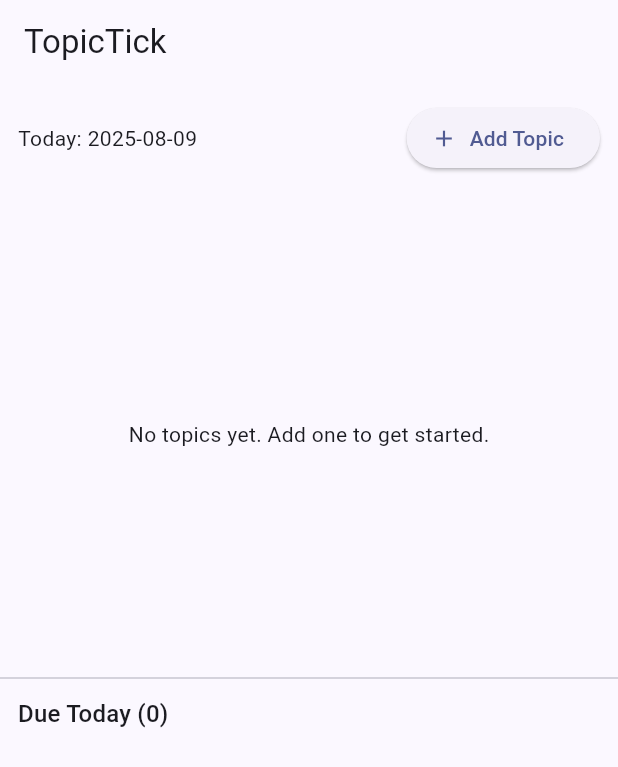
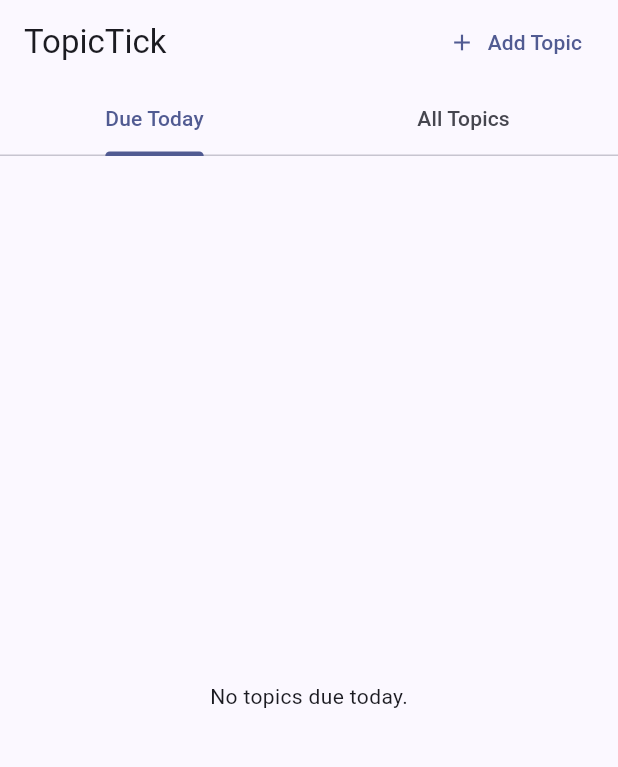
Before and after one commit to asad-shaik-md/TopicTick, a Flutter app: the screen it shows after launch, on a phone screen of 412 x 824 dp. Shown: the top 767 px of the screen. Run offline on Flutter 3.47's test engine with Material 3 defaults, Android fonts, the phone set to English and light mode, and no system bars; our stand-ins replace flutter_local_notifications, hive, hive_flutter, timezone; accounts and stored records are empty.

Commit message:
feat: Add tabbed navigation for topics and enhance UI for due topics

```diff
--- a/lib/app.dart
+++ b/lib/app.dart
@@ -121,26 +121,48 @@ class _HomePageState extends State<HomePage> {
     final provider = context.watch<TopicProvider>();
     final topics = provider.topics;
 
-    return Scaffold(
-      appBar: AppBar(title: const Text('TopicTick')),
-      body: Column(
-        children: [
-          Padding(
-            padding: const EdgeInsets.all(12.0),
-            child: Row(
-              children: [
-                Text('Today: ${DateTime.now().toLocal().toString().split(' ').first}'),
-                const Spacer(),
-                ElevatedButton.icon(
+    return DefaultTabController(
+      length: 2,
+      child: Scaffold(
+        appBar: AppBar(
+          title: const Text('TopicTick'),
+          bottom: const TabBar(
+            tabs: [
+              Tab(text: 'Due Today'),
+              Tab(text: 'All Topics'),
+            ],
+          ),
+          actions: [
+            TextButton.icon(
               onPressed: () => _showAddDialog(context),
               icon: const Icon(Icons.add),
               label: const Text('Add Topic'),
             ),
+            const SizedBox(width: 8),
           ],
         ),
+        body: TabBarView(
+          children: [
+            // Due Today tab
+            provider.dueToday.isEmpty
+                ? const Center(child: Text('No topics due today.'))
+                : ListView.builder(
+                    itemCount: provider.dueToday.length,
+                    itemBuilder: (context, index) {
+                      final t = provider.dueToday[index];
+                      return ListTile(
+                        title: Text(t.name),
+                        subtitle: Text('Due: ${_fmtDate(t.nextDueDate!)}'),
+                        trailing: TextButton(
+                          onPressed: () => provider.markDone(t),
+                          child: const Text('Done'),
                         ),
-          Expanded(
-            child: topics.isEmpty
+                      );
+                    },
+                  ),
+
+            // All Topics tab
+            topics.isEmpty
                 ? const Center(child: Text('No topics yet. Add one to get started.'))
                 : SingleChildScrollView(
                     child: DataTable(
@@ -163,61 +185,19 @@ class _HomePageState extends State<HomePage> {
                           DataCell(Text(studied)),
                           DataCell(Text(next)),
                           DataCell(Text(status)),
-                          DataCell(Row(
-                            children: [
-                              if (isDue)
-                                TextButton(
-                                  onPressed: () => provider.markDone(t),
-                                  child: const Text('Mark Done'),
-                                ),
-                              const SizedBox(width: 8),
+                          DataCell(
                             TextButton.icon(
                               onPressed: () => _confirmDelete(context, t),
                               icon: const Icon(Icons.delete_outline),
                               label: const Text('Delete'),
                             ),
-                            ],
-                          )),
+                          ),
                         ]);
                       }).toList(),
                     ),
                   ),
-          ),
-          const Divider(height: 1),
-          Padding(
-            padding: const EdgeInsets.all(12.0),
-            child: Align(
-              alignment: Alignment.centerLeft,
-              child: Text('Due Today (${provider.dueToday.length})', style: Theme.of(context).textTheme.titleMedium),
-            ),
-          ),
-          Expanded(
-            child: ListView.builder(
-              itemCount: provider.dueToday.length,
-              itemBuilder: (context, index) {
-                final t = provider.dueToday[index];
-                return ListTile(
-                  title: Text(t.name),
-                  subtitle: Text('Due: ${_fmtDate(t.nextDueDate!)}'),
-                  trailing: Row(
-                    mainAxisSize: MainAxisSize.min,
-                    children: [
-                      TextButton(
-                        onPressed: () => provider.markDone(t),
-                        child: const Text('Done'),
-                      ),
-                      IconButton(
-                        tooltip: 'Delete',
-                        onPressed: () => _confirmDelete(context, t),
-                        icon: const Icon(Icons.delete_outline),
-                      ),
           ],
         ),
-                );
-              },
-            ),
-          ),
-        ],
       ),
     );
   }
```
Lines whose indentation alone changed are shown as unchanged.
